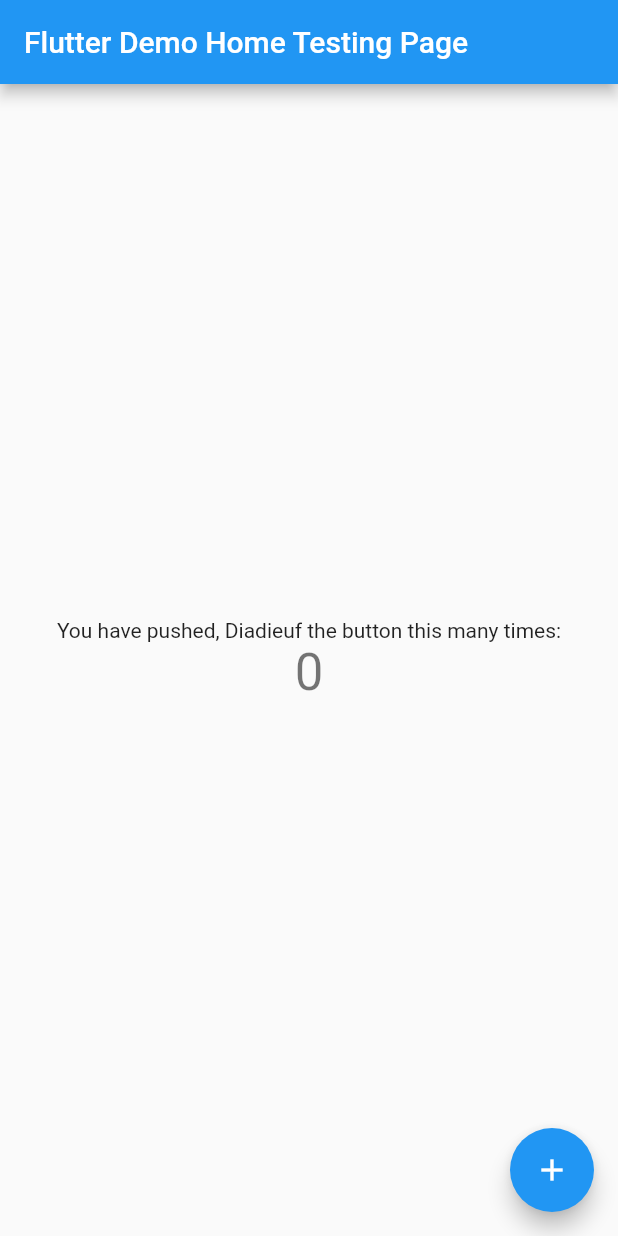
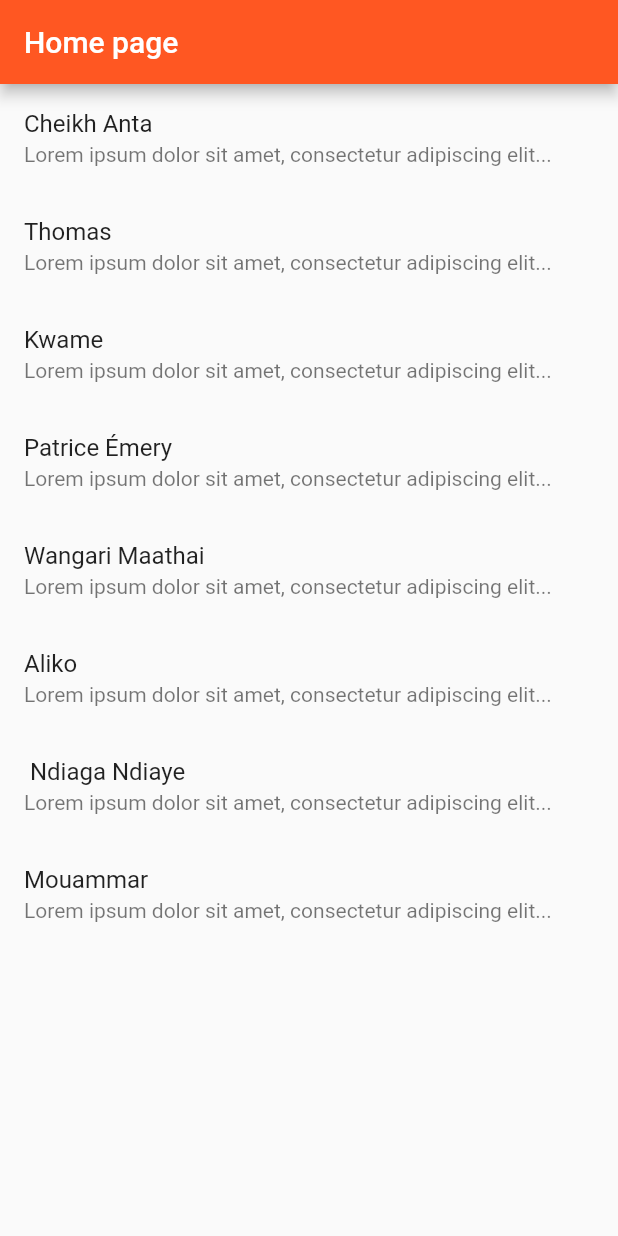
Before and after one commit to alphacpc/App_flutter_quote, a Flutter app: the screen it shows after launch, on a phone screen of 412 x 824 dp. Run offline on Flutter 3.47's test engine with Material 2 defaults, Android fonts, the phone set to English and light mode, and no system bars.

Commit message:
Added Home Page

```diff
--- /dev/null
+++ b/lib/Models/Quote.dart
@@ -0,0 +1,12 @@
+class Quote {
+  String userFname = '';
+  String userLname = '';
+  String userBorn = '';
+  String userDie = '';
+  String userJob = '';
+  String userPicture = '';
+  String userMessage = '';
+  bool isFavorite = false;
+
+  Quote(this.userFname, this.userLname, this.userMessage);
+}
--- /dev/null
+++ b/lib/Screens/home.dart
@@ -0,0 +1,55 @@
+import 'package:flutter/material.dart';
+import 'package:task_management_flutter/Models/Quote.dart';
+
+class HomePage extends StatelessWidget {
+  HomePage({Key? key, required this.title}) : super(key: key);
+  final String title;
+
+  List<Quote> quotes = [
+    Quote("Cheikh Anta", "DOP",
+        "Lorem ipsum dolor sit amet, consectetur adipiscing elit..."),
+    Quote("Thomas", "Sankara",
+        "Lorem ipsum dolor sit amet, consectetur adipiscing elit..."),
+    Quote("Kwame", "Nkrumah",
+        "Lorem ipsum dolor sit amet, consectetur adipiscing elit..."),
+    Quote("Patrice Émery", "Lumumba",
+        "Lorem ipsum dolor sit amet, consectetur adipiscing elit..."),
+    Quote("Wangari Maathai", "Maathai",
+        "Lorem ipsum dolor sit amet, consectetur adipiscing elit..."),
+    Quote("Aliko", "Dangote",
+        "Lorem ipsum dolor sit amet, consectetur adipiscing elit..."),
+    Quote(" Ndiaga Ndiaye", "Ndiaye",
+        "Lorem ipsum dolor sit amet, consectetur adipiscing elit..."),
+    Quote("Mouammar", "Kadhafi",
+        "Lorem ipsum dolor sit amet, consectetur adipiscing elit..."),
+  ];
+
+  @override
+  Widget build(BuildContext context) {
+    double fullWidth = MediaQuery.of(context).size.width;
+    double fullHeight = MediaQuery.of(context).size.height - 80;
+
+    return Scaffold(
+      appBar: AppBar(
+        title: Text(this.title),
+      ),
+      body: Container(
+          child: Column(
+        children: [
+          Container(
+            height: fullHeight,
+            width: fullWidth,
+            child: ListView.builder(
+                itemCount: quotes.length,
+                itemBuilder: (context, index) {
+                  return ListTile(
+                    title: Text(quotes[index].userFname),
+                    subtitle: Text(quotes[index].userMessage),
+                  );
+                }),
+          )
+        ],
+      )),
+    );
+  }
+}
--- a/lib/main.dart
+++ b/lib/main.dart
@@ -1,4 +1,5 @@
 import 'package:flutter/material.dart';
+import 'package:task_management_flutter/Screens/home.dart';
 
 void main() {
   runApp(MyApp());
@@ -9,105 +10,14 @@
   @override
   Widget build(BuildContext context) {
     return MaterialApp(
-      title: 'Flutter Test Demo',
+      debugShowCheckedModeBanner: false,
+      title: 'andoo app',
       theme: ThemeData(
-        // This is the theme of your application.
-        //
-        // Try running your application with "flutter run". You'll see the
-        // application has a blue toolbar. Then, without quitting the app, try
-        // changing the primarySwatch below to Colors.green and then invoke
-        // "hot reload" (press "r" in the console where you ran "flutter run",
-        // or simply save your changes to "hot reload" in a Flutter IDE).
-        // Notice that the counter didn't reset back to zero; the application
-        // is not restarted.
-        primarySwatch: Colors.blue,
+        primarySwatch: Colors.deepOrange,
       ),
-      home: MyHomePage(title: 'Flutter Demo Home Testing Page'),
+      home: HomePage(
+        title: "Home page",
+      ),
     );
   }
 }
-
-class MyHomePage extends StatefulWidget {
-  MyHomePage({Key? key, required this.title}) : super(key: key);
-
-  // This widget is the home page of your application. It is stateful, meaning
-  // that it has a State object (defined below) that contains fields that affect
-  // how it looks.
-
-  // This class is the configuration for the state. It holds the values (in this
-  // case the title) provided by the parent (in this case the App widget) and
-  // used by the build method of the State. Fields in a Widget subclass are
-  // always marked "final".
-
-  final String title;
-
-  @override
-  _MyHomePageState createState() => _MyHomePageState();
-}
-
-class _MyHomePageState extends State<MyHomePage> {
-  int _counter = 0;
-
-  void _incrementCounter() {
-    setState(() {
-      // This call to setState tells the Flutter framework that something has
-      // changed in this State, which causes it to rerun the build method below
-      // so that the display can reflect the updated values. If we changed
-      // _counter without calling setState(), then the build method would not be
-      // called again, and so nothing would appear to happen.
-      _counter++;
-    });
-  }
-
-  @override
-  Widget build(BuildContext context) {
-    // This method is rerun every time setState is called, for instance as done
-    // by the _incrementCounter method above.
-    //
-    // The Flutter framework has been optimized to make rerunning build methods
-    // fast, so that you can just rebuild anything that needs updating rather
-    // than having to individually change instances of widgets.
-    return Scaffold(
-      appBar: AppBar(
-        // Here we take the value from the MyHomePage object that was created by
-        // the App.build method, and use it to set our appbar title.
-        title: Text(widget.title),
-      ),
-      body: Center(
-        // Center is a layout widget. It takes a single child and positions it
-        // in the middle of the parent.
-        child: Column(
-          // Column is also a layout widget. It takes a list of children and
-          // arranges them vertically. By default, it sizes itself to fit its
-          // children horizontally, and tries to be as tall as its parent.
-          //
-          // Invoke "debug painting" (press "p" in the console, choose the
-          // "Toggle Debug Paint" action from the Flutter Inspector in Android
-          // Studio, or the "Toggle Debug Paint" command in Visual Studio Code)
-          // to see the wireframe for each widget.
-          //
-          // Column has various properties to control how it sizes itself and
-          // how it positions its children. Here we use mainAxisAlignment to
-          // center the children vertically; the main axis here is the vertical
-          // axis because Columns are vertical (the cross axis would be
-          // horizontal).
-          mainAxisAlignment: MainAxisAlignment.center,
-          children: <Widget>[
-            Text(
-              'You have pushed, Diadieuf the button this many times:',
-            ),
-            Text(
-              '$_counter',
-              style: Theme.of(context).textTheme.headline4,
-            ),
-          ],
-        ),
-      ),
-      floatingActionButton: FloatingActionButton(
-        onPressed: _incrementCounter,
-        tooltip: 'Increment',
-        child: Icon(Icons.add),
-      ), // This trailing comma makes auto-formatting nicer for build methods.
-    );
-  }
-}
```
